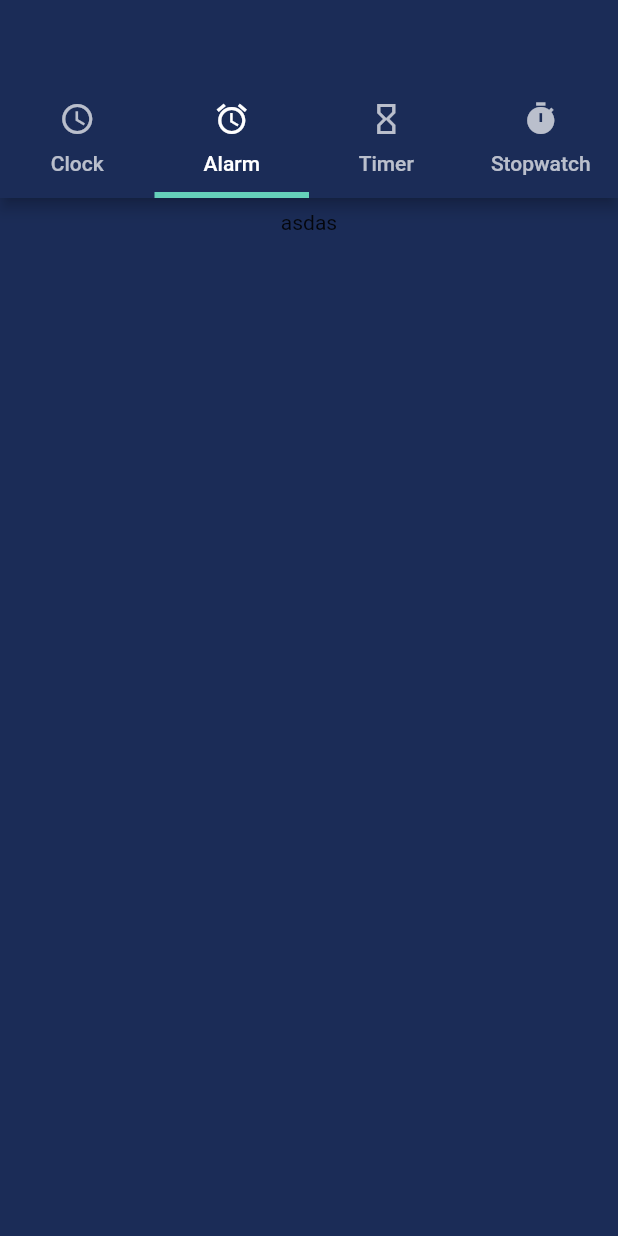
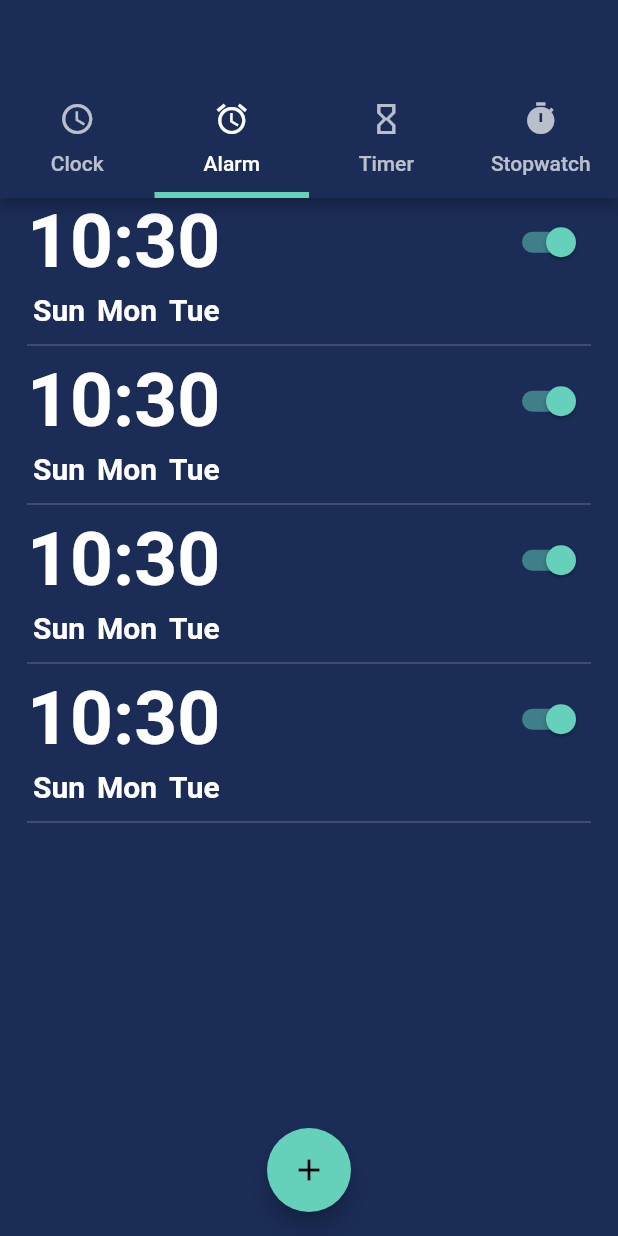
Before and after one commit to urielexis64/flutter_alarmapp, a Flutter app: the screen it shows after launch, tab 2 chosen, on a phone screen of 412 x 824 dp. Run offline on Flutter 3.47's test engine with Material 2 defaults, Android fonts, the phone set to English and light mode, and no system bars.

Commit message:
finish home page

```diff
--- a/lib/pages/home_page.dart
+++ b/lib/pages/home_page.dart
@@ -1,6 +1,7 @@
 import 'dart:async';
 import 'dart:math';
 
+import 'package:alarm_app/widgets/alarm_item.dart';
 import 'package:flutter/material.dart';
 import 'package:intl/intl.dart';
 import 'package:vector_math/vector_math_64.dart' as Vector;
@@ -83,12 +84,12 @@ class _HomePageState extends State<HomePage>
                   ),
                 ),
                 Container(
-                  child: Column(
+                  child: ListView(
                     children: [
-                      Padding(
-                        padding: const EdgeInsets.all(8),
-                        child: Text('asdas'),
-                      )
+                      AlarmItem(hour: _timeString, enabled: true),
+                      AlarmItem(hour: _timeString, enabled: true),
+                      AlarmItem(hour: _timeString, enabled: true),
+                      AlarmItem(hour: _timeString, enabled: true),
                     ],
                   ),
                 ),
@@ -115,7 +116,20 @@ class _HomePageState extends State<HomePage>
               ],
             ),
           ),
+          floatingActionButton: _bottomButtons(),
+          floatingActionButtonLocation:
+              FloatingActionButtonLocation.centerFloat,
         ));
+  }
+
+  Widget? _bottomButtons() {
+    return _tabController.index == 1
+        ? FloatingActionButton(
+            onPressed: () => Navigator.pushNamed(context, '/add-alarm'),
+            backgroundColor: Color(0xff65d1ba),
+            child: Icon(Icons.add),
+          )
+        : null;
   }
 }
 
```
